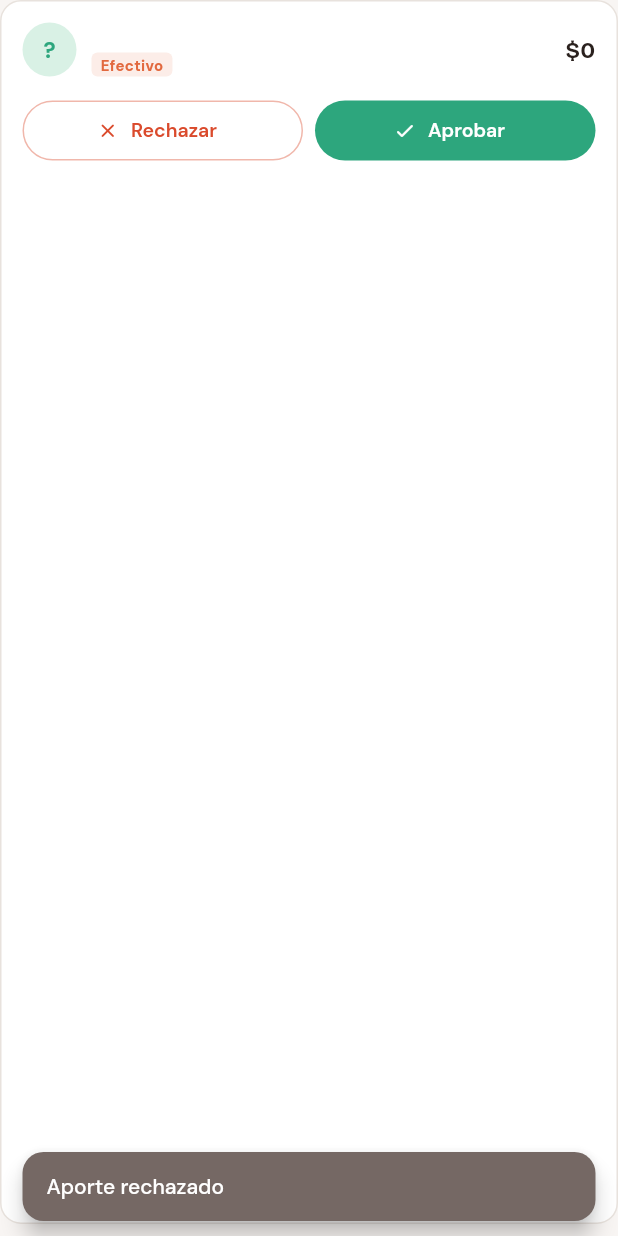
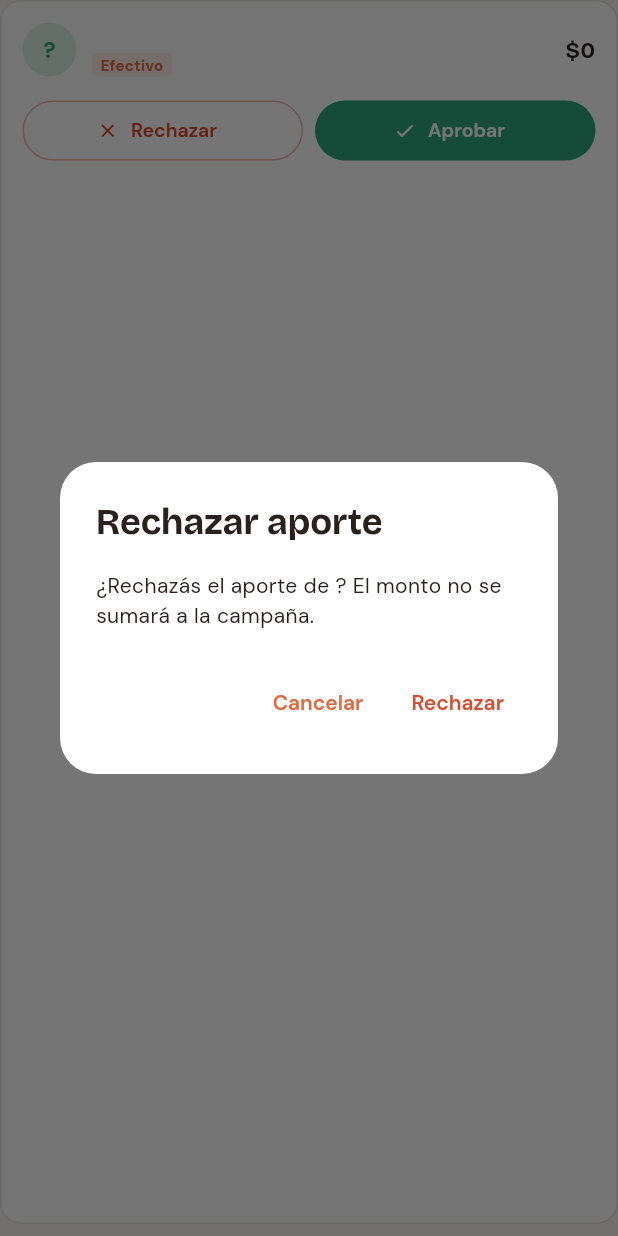
Before and after one commit to pedringas/sport_group, a Flutter app: the _AportePendienteRow widget shown alone on an empty page, opened directly with empty values, after a tap on "Rechazar", on a phone screen of 412 x 824 dp. Run offline on Flutter 3.47's test engine with Material 3 defaults, Android fonts, the phone set to English and light mode, and no system bars; our stand-ins replace cached_network_image, cloud_firestore, file_picker, firebase_auth, firebase_core, firebase_messaging and 8 more; accounts and stored records are empty.

Commit message:
Fix P1: add confirmation dialogs for all destructive one-tap actions
- cuota_detail_page: replace hardcoded Color(0xFF1C1C2E) with AppTheme.text
- admin_panel: reject solicitud now requires confirmation dialog with member name
- moderador_panel: reject solicitud now requires confirmation dialog
- tesorero_panel: 'Confirmar' and 'Rechazar' comprobante both require dialog
  showing member name and outcome (aprobado / pendiente)
- campana_detail: 'Aprobar' and 'Rechazar' aporte both require confirmation
  with clear consequence stated for reject
- admin_panel: delete group dialog now explicitly lists what gets deleted
  (miembros, cuotas, pagos, noticias, tareas, archivos)

Co-Authored-By: Claude Sonnet 4.6 <noreply@anthropic.com>

```diff
--- a/lib/presentation/campana/pages/campana_detail_page.dart
+++ b/lib/presentation/campana/pages/campana_detail_page.dart
@@ -1443,6 +1443,27 @@ class _AportePendienteRowState extends ConsumerState<_AportePendienteRow> {
   bool _loading = false;
 
   Future<void> _accion(bool aprobar) async {
+    final confirm = await showDialog<bool>(
+      context: context,
+      builder: (ctx) => AlertDialog(
+        title: Text(aprobar ? 'Aprobar aporte' : 'Rechazar aporte'),
+        content: Text(aprobar
+            ? '¿Aprobás el aporte de ${widget.aporte.usuarioNombre}?'
+            : '¿Rechazás el aporte de ${widget.aporte.usuarioNombre}? El monto no se sumará a la campaña.'),
+        actions: [
+          TextButton(
+              onPressed: () => Navigator.pop(ctx, false),
+              child: const Text('Cancelar')),
+          TextButton(
+            onPressed: () => Navigator.pop(ctx, true),
+            style: TextButton.styleFrom(
+                foregroundColor: aprobar ? AppTheme.good : AppTheme.danger),
+            child: Text(aprobar ? 'Aprobar' : 'Rechazar'),
+          ),
+        ],
+      ),
+    );
+    if (confirm != true || !mounted) return;
     setState(() => _loading = true);
     try {
       if (aprobar) {
--- a/lib/presentation/cuota/pages/cuota_detail_page.dart
+++ b/lib/presentation/cuota/pages/cuota_detail_page.dart
@@ -271,7 +271,7 @@ class _AmountCard extends StatelessWidget {
     return Container(
       padding: const EdgeInsets.all(24),
       decoration: BoxDecoration(
-        color: const Color(0xFF1C1C2E),
+        color: AppTheme.text,
         borderRadius: BorderRadius.circular(20),
       ),
       child: Column(
```
Also changed, not shown: lib/presentation/admin/pages/admin_panel_page.dart (+22 -1 lines), lib/presentation/mod/pages/moderador_panel_page.dart (+27 -8 lines), lib/presentation/tesorero/pages/tesorero_panel_page.dart (+50 -8 lines).
